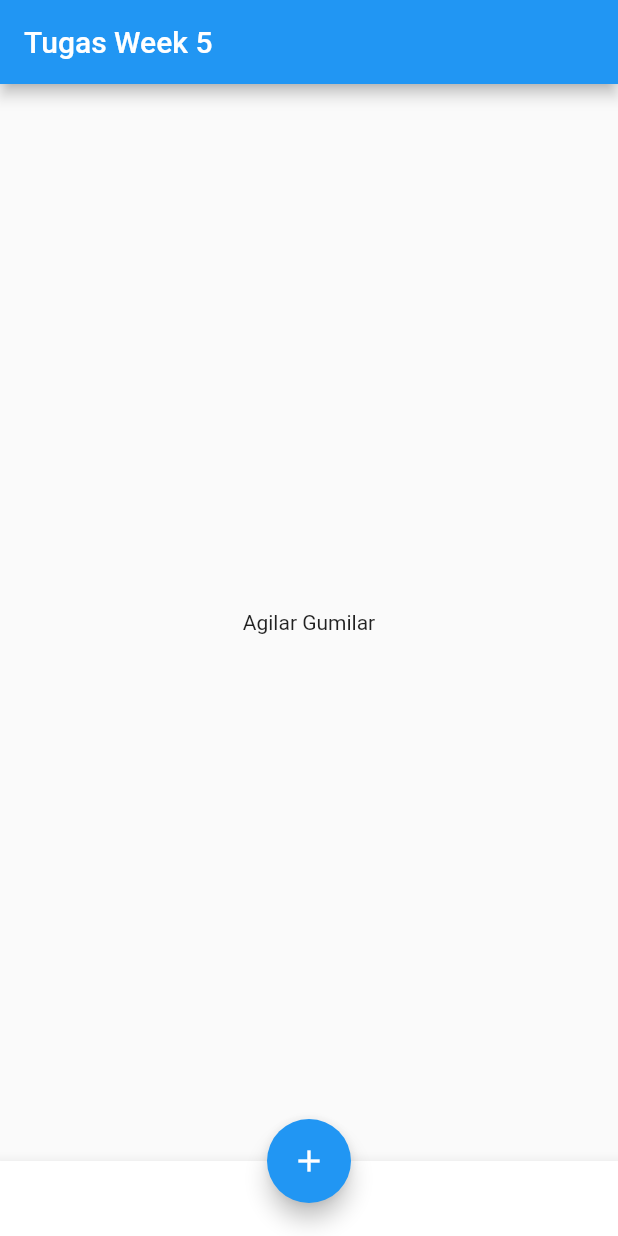
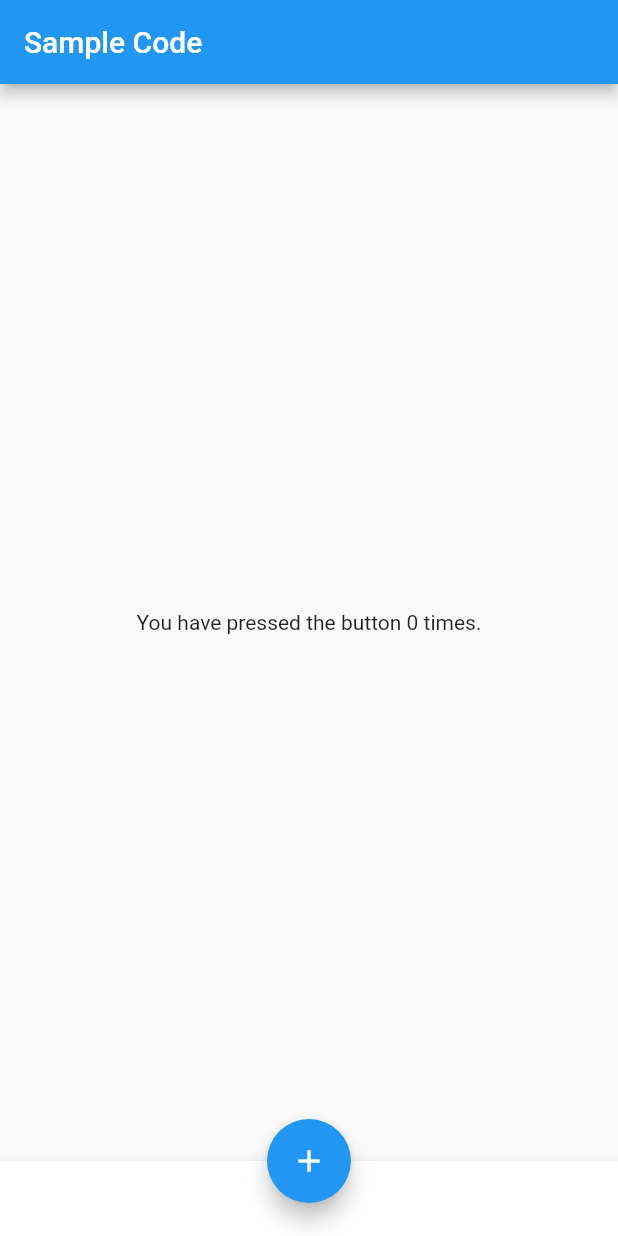
Before and after one commit to Agilar011/flutter-fundamental-part1, a Flutter app: the screen it shows after launch, on a phone screen of 412 x 824 dp. Run offline on Flutter 3.47's test engine with Material 2 defaults, Android fonts, the phone set to English and light mode, and no system bars.

Commit message:
last commits

```diff
--- a/lib/main.dart
+++ b/lib/main.dart
@@ -51,10 +51,10 @@ class MyApp extends StatelessWidget {
       debugShowCheckedModeBanner: false,
       home: Scaffold(
         appBar: AppBar(
-          title: Text('Tugas Week 5'),
+          title: Text('Sample Code'),
         ),
         body: Center(
-          child: Text('Agilar Gumilar'),
+          child: Text('You have pressed the button $_count times.'),
         ),
         bottomNavigationBar: BottomAppBar(
           child: Container(
```
Also changed, not shown: Screenshot 2023-09-30 200617.png (added), image-1.png (added), image-2.png (added), image-3.png (added), image-4.png (added), image-5.png (added), image-6.png (added), image-7.png (added), image.png (added), 1 other file.
